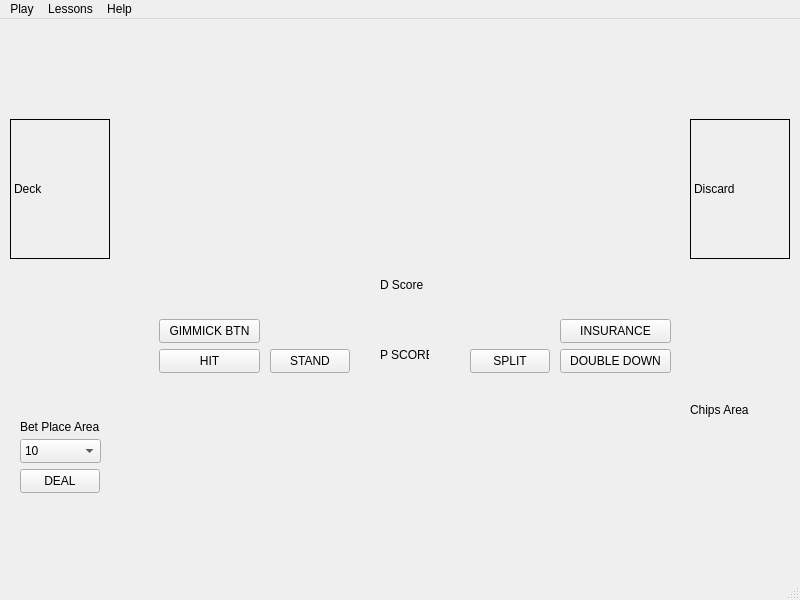
Qt form CountingBlackjack/mainwindow.ui (LandenHughes/QTCasinoGame) before a commit.
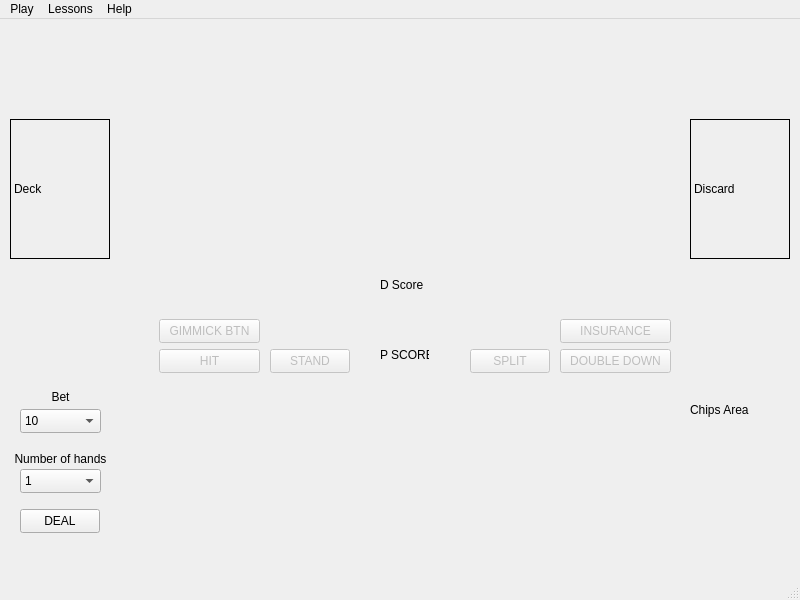
The same form after that commit.

Diff of the .ui file:
```diff
--- a/CountingBlackjack/mainwindow.ui
+++ b/CountingBlackjack/mainwindow.ui
@@ -89,16 +89,22 @@
     <property name="geometry">
      <rect>
       <x>20</x>
-      <y>400</y>
+      <y>370</y>
       <width>81</width>
       <height>16</height>
      </rect>
     </property>
     <property name="text">
-     <string>Bet Place Area</string>
+     <string>Bet</string>
+    </property>
+    <property name="alignment">
+     <set>Qt::AlignCenter</set>
     </property>
    </widget>
    <widget class="QPushButton" name="splitPushButton">
+    <property name="enabled">
+     <bool>false</bool>
+    </property>
     <property name="geometry">
      <rect>
       <x>470</x>
@@ -112,6 +118,9 @@
     </property>
    </widget>
    <widget class="QPushButton" name="hitPushButton">
+    <property name="enabled">
+     <bool>false</bool>
+    </property>
     <property name="geometry">
      <rect>
       <x>159</x>
@@ -125,6 +134,9 @@
     </property>
    </widget>
    <widget class="QPushButton" name="standPushButton">
+    <property name="enabled">
+     <bool>false</bool>
+    </property>
     <property name="geometry">
      <rect>
       <x>270</x>
@@ -138,6 +150,9 @@
     </property>
    </widget>
    <widget class="QPushButton" name="doubleDownPushButton">
+    <property name="enabled">
+     <bool>false</bool>
+    </property>
     <property name="geometry">
      <rect>
       <x>560</x>
@@ -151,6 +166,9 @@
     </property>
    </widget>
    <widget class="QPushButton" name="insurancePushButton">
+    <property name="enabled">
+     <bool>false</bool>
+    </property>
     <property name="geometry">
      <rect>
       <x>560</x>
@@ -167,7 +185,7 @@
     <property name="geometry">
      <rect>
       <x>20</x>
-      <y>450</y>
+      <y>490</y>
       <width>80</width>
       <height>24</height>
      </rect>
@@ -177,6 +195,9 @@
     </property>
    </widget>
    <widget class="QPushButton" name="gimmickPushButton">
+    <property name="enabled">
+     <bool>false</bool>
+    </property>
     <property name="geometry">
      <rect>
       <x>159</x>
@@ -193,7 +214,7 @@
     <property name="geometry">
      <rect>
       <x>20</x>
-      <y>420</y>
+      <y>390</y>
       <width>81</width>
       <height>24</height>
      </rect>
@@ -251,6 +272,60 @@
     </property>
     <layout class="QHBoxLayout" name="playerArea"/>
    </widget>
+   <widget class="QLabel" name="label_9">
+    <property name="geometry">
+     <rect>
+      <x>10</x>
+      <y>430</y>
+      <width>101</width>
+      <height>20</height>
+     </rect>
+    </property>
+    <property name="text">
+     <string>Number of hands</string>
+    </property>
+    <property name="alignment">
+     <set>Qt::AlignCenter</set>
+    </property>
+   </widget>
+   <widget class="QComboBox" name="handNumberComboBox">
+    <property name="geometry">
+     <rect>
+      <x>20</x>
+      <y>450</y>
+      <width>81</width>
+      <height>24</height>
+     </rect>
+    </property>
+    <property name="currentText">
+     <string>1</string>
+    </property>
+    <item>
+     <property name="text">
+      <string>1</string>
+     </property>
+    </item>
+    <item>
+     <property name="text">
+      <string>2</string>
+     </property>
+    </item>
+    <item>
+     <property name="text">
+      <string>3</string>
+     </property>
+    </item>
+    <item>
+     <property name="text">
+      <string>4</string>
+     </property>
+    </item>
+    <item>
+     <property name="text">
+      <string>5</string>
+     </property>
+    </item>
+   </widget>
   </widget>
   <widget class="QStatusBar" name="statusbar"/>
   <widget class="QMenuBar" name="menubar">
```
Left out of the diff: 2 changed lines with no effect on the pictures.
